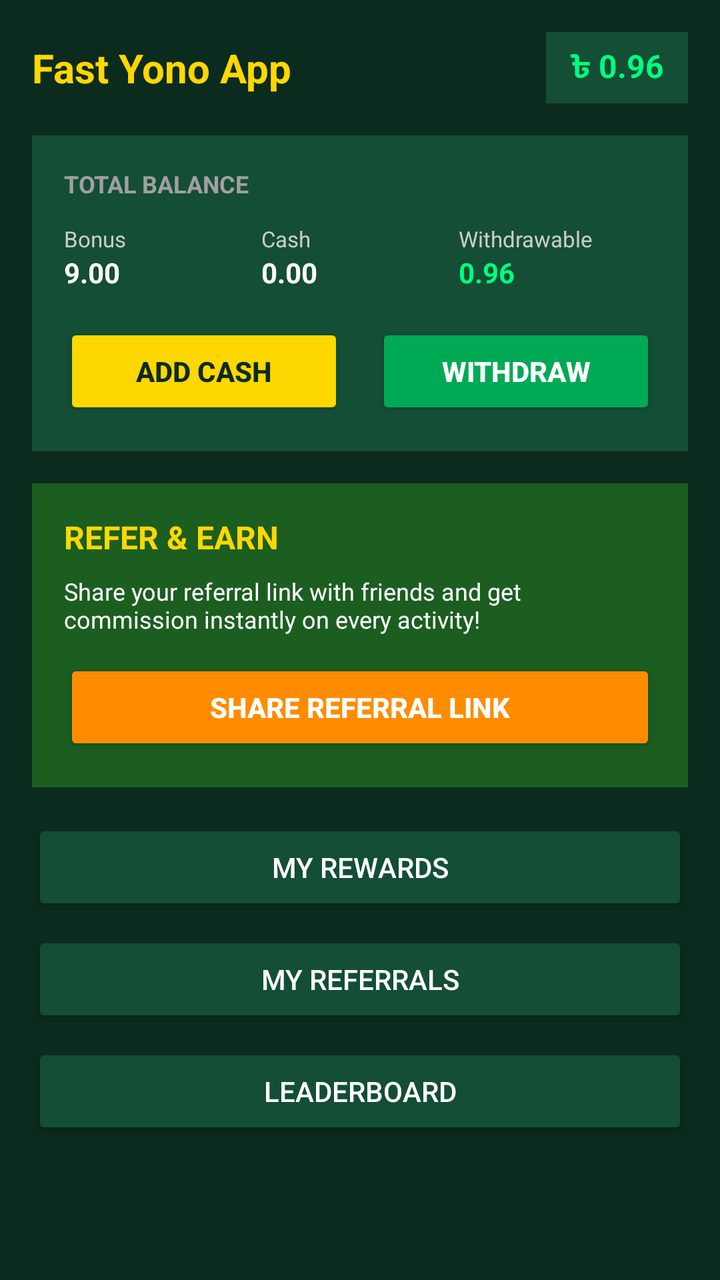
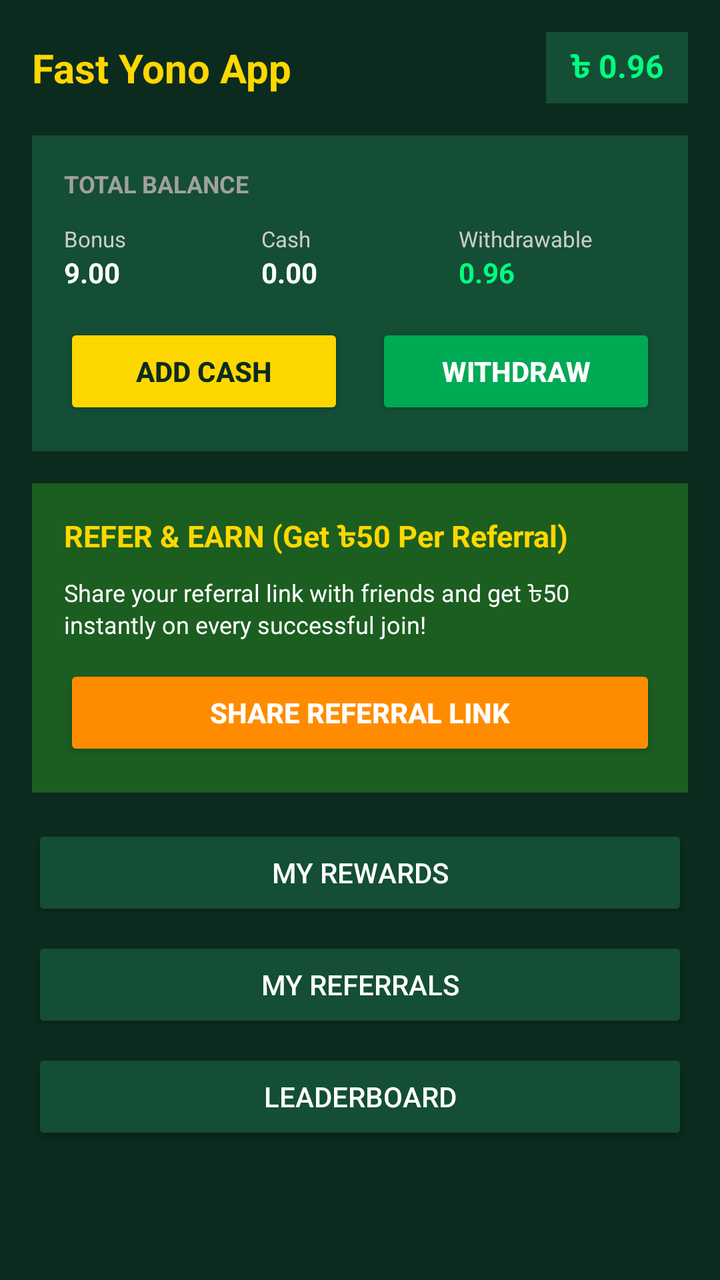

Before-and-after screenshots of an Android layout around one commit, followed by the original layout XML and the change that was made.
<!-- AndroidManifest.xml: application theme Theme.AppCompat.Light.DarkActionBar -->
<!-- res/layout/activity_main.xml -->
<?xml version="1.0" encoding="utf-8"?>
<LinearLayout xmlns:android="http://schemas.android.com/apk/res/android"
    android:layout_width="match_parent"
    android:layout_height="match_parent"
    android:background="#0B2B1E"
    android:orientation="vertical"
    android:padding="16dp">

    
    <LinearLayout
        android:layout_width="match_parent"
        android:layout_height="wrap_content"
        android:gravity="center_vertical"
        android:orientation="horizontal">

        <TextView
            android:layout_width="0dp"
            android:layout_height="wrap_content"
            android:layout_weight="1"
            android:text="Fast Yono App"
            android:textColor="#FFD700"
            android:textSize="20sp"
            android:textStyle="bold" />

        <TextView
            android:layout_width="wrap_content"
            android:layout_height="wrap_content"
            android:background="#134E35"
            android:paddingHorizontal="12dp"
            android:paddingVertical="6dp"
            android:text="৳ 0.96"
            android:textColor="#00FF7F"
            android:textSize="16sp"
            android:textStyle="bold" />
    </LinearLayout>

    
    <LinearLayout
        android:layout_width="match_parent"
        android:layout_height="wrap_content"
        android:layout_marginTop="16dp"
        android:background="#134E35"
        android:orientation="vertical"
        android:padding="16dp">

        <TextView
            android:layout_width="wrap_content"
            android:layout_height="wrap_content"
            android:text="TOTAL BALANCE"
            android:textColor="#A0A0A0"
            android:textSize="12sp"
            android:textStyle="bold" />

        <LinearLayout
            android:layout_width="match_parent"
            android:layout_height="wrap_content"
            android:layout_marginTop="12dp"
            android:orientation="horizontal">

            <LinearLayout
                android:layout_width="0dp"
                android:layout_height="wrap_content"
                android:layout_weight="1"
                android:orientation="vertical">

                <TextView
                    android:layout_width="wrap_content"
                    android:layout_height="wrap_content"
                    android:text="Bonus"
                    android:textColor="#CCCCCC"
                    android:textSize="11sp" />

                <TextView
                    android:layout_width="wrap_content"
                    android:layout_height="wrap_content"
                    android:text="9.00"
                    android:textColor="#FFFFFF"
                    android:textSize="14sp"
                    android:textStyle="bold" />
            </LinearLayout>

            <LinearLayout
                android:layout_width="0dp"
                android:layout_height="wrap_content"
                android:layout_weight="1"
                android:orientation="vertical">

                <TextView
                    android:layout_width="wrap_content"
                    android:layout_height="wrap_content"
                    android:text="Cash"
                    android:textColor="#CCCCCC"
                    android:textSize="11sp" />

                <TextView
                    android:layout_width="wrap_content"
                    android:layout_height="wrap_content"
                    android:text="0.00"
                    android:textColor="#FFFFFF"
                    android:textSize="14sp"
                    android:textStyle="bold" />
            </LinearLayout>

            <LinearLayout
                android:layout_width="0dp"
                android:layout_height="wrap_content"
                android:layout_weight="1"
                android:orientation="vertical">

                <TextView
                    android:layout_width="wrap_content"
                    android:layout_height="wrap_content"
                    android:text="Withdrawable"
                    android:textColor="#CCCCCC"
                    android:textSize="11sp" />

                <TextView
                    android:layout_width="wrap_content"
                    android:layout_height="wrap_content"
                    android:text="0.96"
                    android:textColor="#00FF7F"
                    android:textSize="14sp"
                    android:textStyle="bold" />
            </LinearLayout>
        </LinearLayout>

        
        <LinearLayout
            android:layout_width="match_parent"
            android:layout_height="wrap_content"
            android:layout_marginTop="16dp"
            android:orientation="horizontal">

            <Button
                android:id="@+id/btnAddCash"
                android:layout_width="0dp"
                android:layout_height="wrap_content"
                android:layout_weight="1"
                android:layout_marginEnd="8dp"
                android:backgroundTint="#FFD700"
                android:text="Add Cash"
                android:textColor="#0B2B1E"
                android:textStyle="bold" />

            <Button
                android:id="@+id/btnWithdraw"
                android:layout_width="0dp"
                android:layout_height="wrap_content"
                android:layout_weight="1"
                android:layout_marginStart="8dp"
                android:backgroundTint="#00AA55"
                android:text="Withdraw"
                android:textColor="#FFFFFF"
                android:textStyle="bold" />
        </LinearLayout>
    </LinearLayout>

    
    <LinearLayout
        android:layout_width="match_parent"
        android:layout_height="wrap_content"
        android:layout_marginTop="16dp"
        android:background="#1B5E20"
        android:orientation="vertical"
        android:padding="16dp">

        <TextView
            android:layout_width="wrap_content"
            android:layout_height="wrap_content"
            android:text="REFER &amp; EARN"
            android:textColor="#FFD700"
            android:textSize="16sp"
            android:textStyle="bold" />

        <TextView
            android:layout_width="match_parent"
            android:layout_height="wrap_content"
            android:layout_marginTop="8dp"
            android:text="Share your referral link with friends and get commission instantly on every activity!"
            android:textColor="#FFFFFF"
            android:textSize="12sp" />

        <Button
            android:id="@+id/btnShare"
            android:layout_width="match_parent"
            android:layout_height="wrap_content"
            android:layout_marginTop="12dp"
            android:backgroundTint="#FF8C00"
            android:text="Share Referral Link"
            android:textColor="#FFFFFF"
            android:textStyle="bold" />
    </LinearLayout>

    
    <LinearLayout
        android:layout_width="match_parent"
        android:layout_height="wrap_content"
        android:layout_marginTop="16dp"
        android:orientation="vertical">

        <Button
            android:id="@+id/btnRewards"
            android:layout_width="match_parent"
            android:layout_height="wrap_content"
            android:layout_marginBottom="8dp"
            android:backgroundTint="#134E35"
            android:text="My Rewards"
            android:textColor="#FFFFFF" />

        <Button
            android:id="@+id/btnReferrals"
            android:layout_width="match_parent"
            android:layout_height="wrap_content"
            android:layout_marginBottom="8dp"
            android:backgroundTint="#134E35"
            android:text="My Referrals"
            android:textColor="#FFFFFF" />

        <Button
            android:id="@+id/btnLeaderboard"
            android:layout_width="match_parent"
            android:layout_height="wrap_content"
            android:backgroundTint="#134E35"
            android:text="Leaderboard"
            android:textColor="#FFFFFF" />
    </LinearLayout>

</LinearLayout>
<!-- resources referenced by this layout -->
<resources>

</resources>

<!-- the commit's change to res/layout/activity_main.xml (unified diff, before → after) -->
@@ -167,16 +167,16 @@
         <TextView
             android:layout_width="wrap_content"
             android:layout_height="wrap_content"
-            android:text="REFER &amp; EARN"
+            android:text="REFER &amp; EARN (Get ৳50 Per Referral)"
             android:textColor="#FFD700"
-            android:textSize="16sp"
+            android:textSize="15sp"
             android:textStyle="bold" />
 
         <TextView
             android:layout_width="match_parent"
             android:layout_height="wrap_content"
             android:layout_marginTop="8dp"
-            android:text="Share your referral link with friends and get commission instantly on every activity!"
+            android:text="Share your referral link with friends and get ৳50 instantly on every successful join!"
             android:textColor="#FFFFFF"
             android:textSize="12sp" />
 
